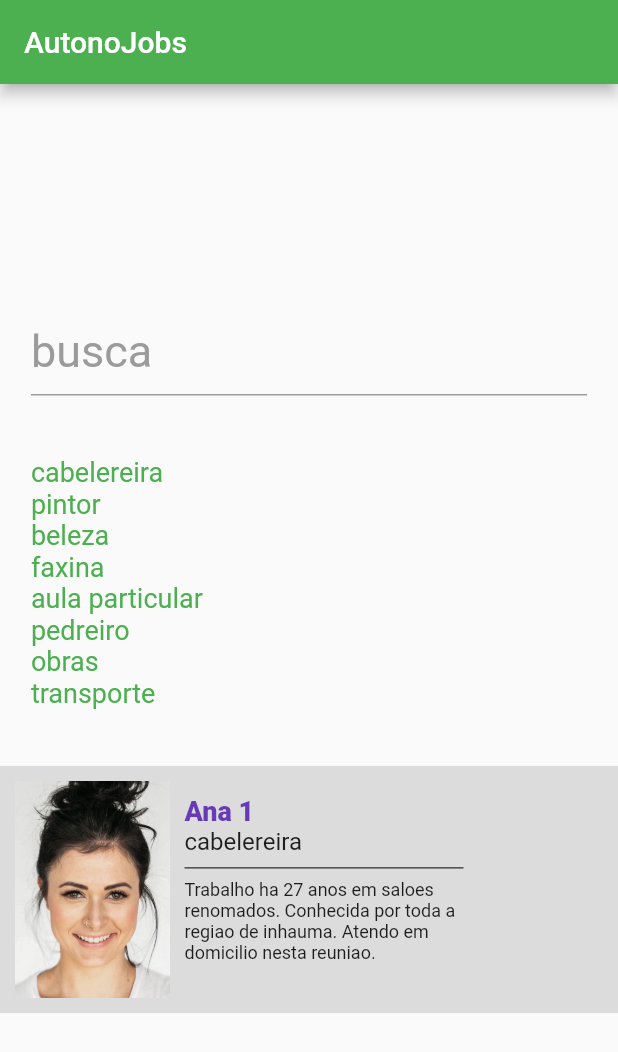
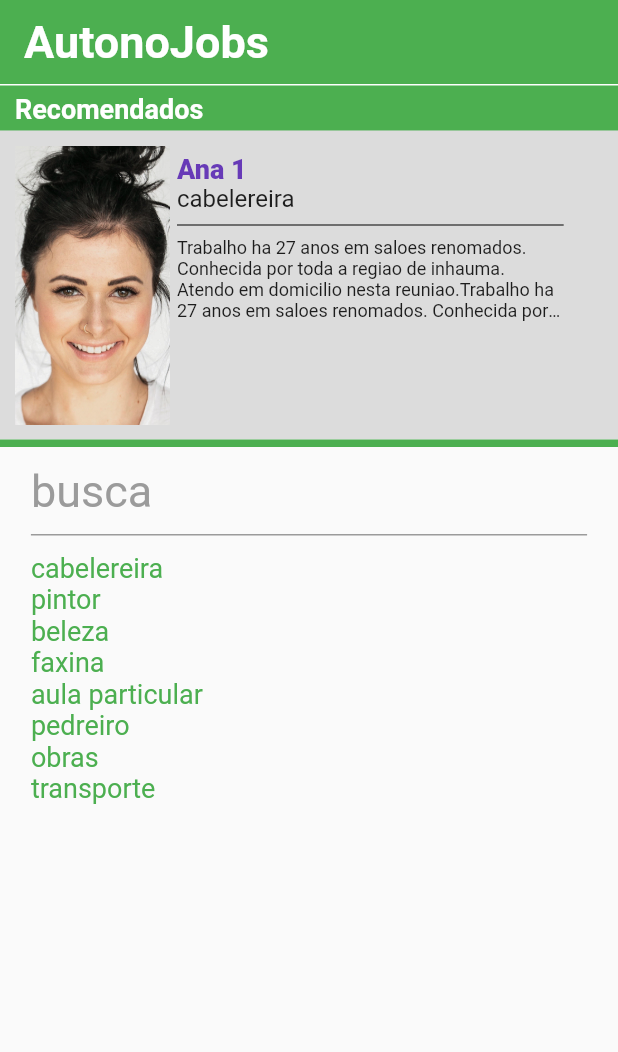
Before and after one commit to ulisseso68/cta_projeto_autonomo, a Flutter app: the screen it shows after launch, on a phone screen of 412 x 824 dp. Shown: the top 1052 px of the screen. Run offline on Flutter 3.47's test engine with Material 2 defaults, Android fonts, the phone set to English and light mode, and no system bars; Roboto replaces fonts that are missing (Verdana).

Commit message:
AJ 22-07-09 #1

```diff
--- a/lib/main.dart
+++ b/lib/main.dart
@@ -13,8 +13,12 @@ class MyApp extends StatelessWidget {
     return MaterialApp(
       title: 'CTA - Automatos',
       theme: ThemeData(
-        primarySwatch: Colors.green,
-      ),
+          primarySwatch: Colors.green,
+          colorScheme: ColorScheme.fromSwatch(
+            backgroundColor: Colors.black12,
+            primarySwatch: Colors.green,
+            cardColor: Colors.orange,
+          )),
       home: const PaginaInicialBusca(title: 'AutonoJobs'),
     );
   }
--- a/lib/paginas/pagina_inicial_busca.dart
+++ b/lib/paginas/pagina_inicial_busca.dart
@@ -22,7 +22,7 @@ class _PaginaInicialBuscaState extends State<PaginaInicialBusca> {
   @override
   initState() {
     _atividadesSelecionadas = Funcoes().seleciona('');
-    print(_atividadesSelecionadas);
+    //print(_atividadesSelecionadas);
     super.initState();
   }
 
@@ -37,13 +37,122 @@ class _PaginaInicialBuscaState extends State<PaginaInicialBusca> {
 
     return Scaffold(
       appBar: AppBar(
-        title: Text(widget.title),
+        title: Text(
+          widget.title,
+          style: const TextStyle(
+              fontSize: 30, fontFamily: 'Verdana', fontWeight: FontWeight.bold),
+        ),
+        shadowColor: Colors.white70.withOpacity(0.0),
       ),
       body: Column(
-        mainAxisAlignment: MainAxisAlignment.center,
+        mainAxisAlignment: MainAxisAlignment.start,
         children: <Widget>[
+          const Divider(
+            color: Colors.white,
+            height: 1,
+          ),
+          //Carrossel com selecionados
+          Container(
+            color: Colors.green,
+            height: 30,
+            width: largura,
+            padding: const EdgeInsets.only(top: 5, left: 10),
+            child: const Text(
+              "Recomendados",
+              style: TextStyle(
+                color: Colors.white,
+                fontSize: 18,
+                fontWeight: FontWeight.bold,
+              ),
+            ),
+          ),
+          Container(
+            color: Colors.black12,
+            padding: const EdgeInsets.all(10),
+            height: altura / 4,
+            width: largura,
+            //color: Colors.amber,
+            child: PageView.builder(
+                controller: PageController(viewportFraction: 1.0),
+                itemCount: autonomosDados.length,
+                itemBuilder: (_, i) {
+                  return GestureDetector(
+                      onTap: () {
+                        Navigator.push(
+                            context,
+                            MaterialPageRoute(
+                                builder: (context) => PaginaDetalheAutonomo(
+                                    autonomo: autonomosDados[i])));
+                      },
+                      child: SizedBox(
+                        height: altura / 3,
+                        child: Row(
+                          mainAxisAlignment: MainAxisAlignment.start,
+                          children: [
+                            Image(
+                              image: AssetImage(autonomosDados[i]
+                                      ['fotoProfissional']
+                                  .toString()),
+                              width: largura / 4,
+                              height: largura / 2,
+                              fit: BoxFit.cover,
+                            ),
+                            Container(
+                              padding: const EdgeInsets.only(
+                                  left: 5.0, right: 5.0, top: 5.0),
+                              height: altura / 4,
+                              width: 0.65 * largura,
+                              child: Column(
+                                mainAxisAlignment: MainAxisAlignment.start,
+                                crossAxisAlignment: CrossAxisAlignment.start,
+                                children: [
+                                  Text(
+                                    autonomosDados[i]['nome'].toString(),
+                                    maxLines: 1,
+                                    overflow: TextOverflow.ellipsis,
+                                    style: const TextStyle(
+                                      color: Colors.deepPurple,
+                                      fontSize: 18,
+                                      fontWeight: FontWeight.w800,
+                                      fontFamily: "Verdana",
+                                    ),
+                                  ),
+                                  Text(
+                                    autonomosDados[i]['atividade'].toString(),
+                                    maxLines: 1,
+                                    overflow: TextOverflow.ellipsis,
+                                    style: const TextStyle(
+                                      fontSize: 16,
+                                      fontFamily: "Verdana",
+                                    ),
+                                  ),
+                                  const Divider(
+                                    color: Colors.black,
+                                  ),
+                                  Text(
+                                    autonomosDados[i]['descricao'].toString(),
+                                    maxLines: 4,
+                                    overflow: TextOverflow.ellipsis,
+                                    style: const TextStyle(
+                                      fontSize: 12,
+                                      fontFamily: "Verdana",
+                                    ),
+                                  ),
+                                ],
+                              ),
+                            ),
+                          ],
+                        ),
+                      ));
+                }),
+          ),
+          Container(
+            width: largura,
+            height: 5,
+            color: Colors.green,
+          ), //area de busca
           SizedBox(
-            height: 100,
+            height: 70,
             width: largura * 0.9,
             child: TextField(
               onChanged: (texto) {
@@ -71,6 +180,7 @@ class _PaginaInicialBuscaState extends State<PaginaInicialBusca> {
               ),
             ),
           ),
+          //Lista de atividas
           SizedBox(
               height: altura / 4,
               width: largura * 0.9,
@@ -95,95 +205,8 @@ class _PaginaInicialBuscaState extends State<PaginaInicialBusca> {
                       ),
                     );
                   })),
-          Container(
-            color: Colors.black12,
-            padding: const EdgeInsets.all(10),
-            height: altura / 5,
-            width: largura,
-            //color: Colors.amber,
-            child: PageView.builder(
-                controller: PageController(viewportFraction: 1.0),
-                itemCount: autonomosDados.length,
-                itemBuilder: (_, i) {
-                  return GestureDetector(
-                      onTap: () {
-                        Navigator.push(
-                            context,
-                            MaterialPageRoute(
-                                builder: (context) => PaginaDetalheAutonomo(
-                                    autonomo: autonomosDados[i])));
-                      },
-                      child: SizedBox(
-                        height: altura / 4,
-                        child: Row(
-                          mainAxisAlignment: MainAxisAlignment.start,
-                          children: [
-                            Image(
-                              image: AssetImage(autonomosDados[i]
-                                      ['fotoProfissional']
-                                  .toString()),
-                              width: largura / 4,
-                              height: largura / 2,
-                              fit: BoxFit.cover,
-                            ),
-                            Container(
-                              padding: const EdgeInsets.only(
-                                  left: 10.0, right: 10.0, top: 10.0),
-                              height: altura / 4,
-                              width: 0.5 * largura,
-                              child: Column(
-                                mainAxisAlignment: MainAxisAlignment.start,
-                                crossAxisAlignment: CrossAxisAlignment.start,
-                                children: [
-                                  Text(
-                                    autonomosDados[i]['nome'].toString(),
-                                    style: const TextStyle(
-                                      color: Colors.deepPurple,
-                                      fontSize: 18,
-                                      fontWeight: FontWeight.w800,
-                                      fontFamily: "Verdana",
-                                    ),
-                                  ),
-                                  Text(
-                                    autonomosDados[i]['atividade'].toString(),
-                                    style: const TextStyle(
-                                      fontSize: 16,
-                                      fontFamily: "Verdana",
-                                    ),
-                                  ),
-                                  const Divider(
-                                    color: Colors.black,
-                                  ),
-                                  Text(
-                                    autonomosDados[i]['descricao'].toString(),
-                                    style: const TextStyle(
-                                      fontSize: 12,
-                                      fontFamily: "Verdana",
-                                    ),
-                                  ),
-                                ],
-                              ),
-                            ),
-                          ],
-                        ),
-                      ));
-                }),
-          ),
         ],
       ),
-
-      /* floatingActionButton: FloatingActionButton(
-        onPressed: () {
-          Funcoes().calcular();
-          Navigator.push(
-              context,
-              MaterialPageRoute(
-                  builder: (context) =>
-                      const PaginaListaAutonomos(atividade: 'cabelereira')));
-        },
-        tooltip: 'Increment',
-        child: const Icon(Icons.search),
-      ), */ // This trailing comma makes auto-formatting nicer for build methods.
     );
   }
 }
--- a/lib/utilidades/dados.dart
+++ b/lib/utilidades/dados.dart
@@ -3,7 +3,7 @@ var autonomosDados = [
     'nome': "Ana 1",
     'atividade': "cabelereira",
     'descricao':
-        'Trabalho ha 27 anos em saloes renomados. Conhecida por toda a regiao de inhauma. Atendo em domicilio nesta reuniao.',
+        'Trabalho ha 27 anos em saloes renomados. Conhecida por toda a regiao de inhauma. Atendo em domicilio nesta reuniao.Trabalho ha 27 anos em saloes renomados. Conhecida por toda a regiao de inhauma. Atendo em domicilio nesta reuniao.',
     'precohora': '50.00',
     'telefone': '+5521997892665',
     'fotoProfissional': 'img/foto9.jpg'
```
Also changed, not shown: 6 other files.
